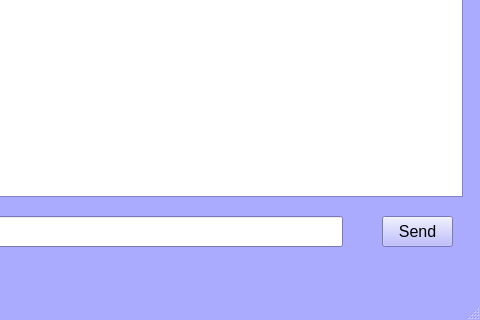
Above: mainwindow.ui from lozal71/shag_chat_client before the change; both pictures show x 318 to 798 and y 211 to 531 of the 798 by 531 pixel window. Below: the same form after it.
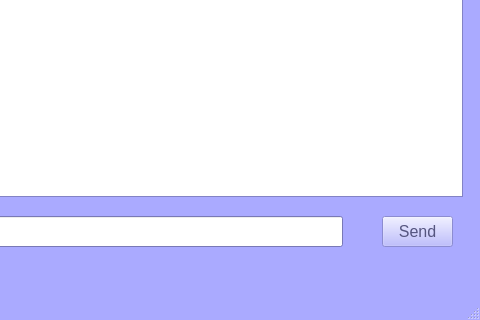
That is the form after the change.

```diff
--- a/mainwindow.ui
+++ b/mainwindow.ui
@@ -615,7 +615,7 @@
    </widget>
    <widget class="QPushButton" name="pbSend">
     <property name="enabled">
-     <bool>true</bool>
+     <bool>false</bool>
     </property>
     <property name="geometry">
      <rect>
```
